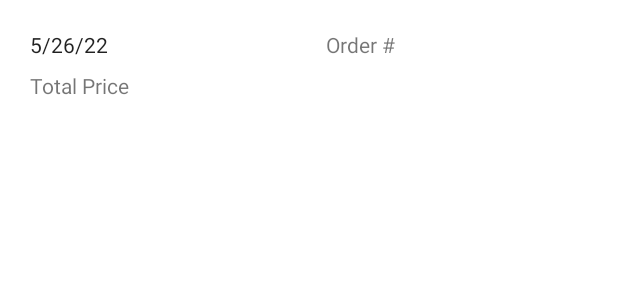
After one commit to EChilin5/Zotes_OCR, an Android app: the layout item_order.xml on its own in the app's theme, with its tools: preview values and no code run, on a phone screen of 412 x 824 dp. The commit adds this screen. Shown: the top 300 px of the screen. Run offline under Robolectric (Android 15) with nearby library versions, the phone set to English and light mode, and no system bars.

Commit message:
upload purchase items to firestore and able to see users purchases

```diff
--- a/app/src/main/java/com/eachilin/zotes/adapter/CheckoutAdapter.kt
+++ b/app/src/main/java/com/eachilin/zotes/adapter/CheckoutAdapter.kt
@@ -12,12 +12,16 @@ import com.eachilin.zotes.R
 import com.eachilin.zotes.databinding.ActivityCheckoutBinding
 import com.eachilin.zotes.databinding.ItemCheckoutBinding
 import com.eachilin.zotes.modal.CartModal
+import com.eachilin.zotes.modal.OrderItemsModal
+import com.google.firebase.firestore.FirebaseFirestore
 
 private const val TAG = "CheckoutAdapter"
 class CheckoutAdapter(private val poke:MutableList<CartModal>): RecyclerView.Adapter<CheckoutAdapter.CartViewHolder>() {
 
     private var _binding: ItemCheckoutBinding?=null
     private val binding get() = _binding!!
+
+
 
 
 
--- /dev/null
+++ b/app/src/main/res/drawable/order.xml
@@ -0,0 +1,5 @@
+<vector android:height="24dp" android:tint="#2B2D42"
+    android:viewportHeight="24" android:viewportWidth="24"
+    android:width="24dp" xmlns:android="http://schemas.android.com/apk/res/android">
+    <path android:fillColor="@android:color/white" android:pathData="M17.21,9l-4.38,-6.56c-0.19,-0.28 -0.51,-0.42 -0.83,-0.42 -0.32,0 -0.64,0.14 -0.83,0.43L6.79,9L2,9c-0.55,0 -1,0.45 -1,1 0,0.09 0.01,0.18 0.04,0.27l2.54,9.27c0.23,0.84 1,1.46 1.92,1.46h13c0.92,0 1.69,-0.62 1.93,-1.46l2.54,-9.27L23,10c0,-0.55 -0.45,-1 -1,-1h-4.79zM9,9l3,-4.4L15,9L9,9zM12,17c-1.1,0 -2,-0.9 -2,-2s0.9,-2 2,-2 2,0.9 2,2 -0.9,2 -2,2z"/>
+</vector>
--- /dev/null
+++ b/app/src/main/res/layout/item_order.xml
@@ -0,0 +1,61 @@
+<?xml version="1.0" encoding="utf-8"?>
+<androidx.constraintlayout.widget.ConstraintLayout xmlns:android="http://schemas.android.com/apk/res/android"
+    xmlns:app="http://schemas.android.com/apk/res-auto"
+    xmlns:tools="http://schemas.android.com/tools"
+    android:id="@+id/clItemOverall"
+    android:layout_width="match_parent"
+    android:layout_height="wrap_content"
+    android:padding="4dp">
+
+    <androidx.constraintlayout.widget.ConstraintLayout
+        android:id="@+id/clItemOrderTopBar"
+        android:layout_width="0dp"
+        android:layout_height="wrap_content"
+        app:layout_constraintEnd_toEndOf="parent"
+        app:layout_constraintStart_toStartOf="parent"
+        app:layout_constraintTop_toTopOf="parent">
+
+        <TextView
+            android:id="@+id/tvItemOrderDate"
+            android:layout_width="wrap_content"
+            android:layout_height="wrap_content"
+            android:layout_marginStart="16dp"
+            android:layout_marginTop="16dp"
+            android:text="@string/_5_26_22"
+            android:textAppearance="@style/TextAppearance.AppCompat.Body1"
+            app:layout_constraintStart_toStartOf="parent"
+            app:layout_constraintTop_toTopOf="parent" />
+
+        <TextView
+            android:id="@+id/tvOrderItemPrice"
+            android:layout_width="wrap_content"
+            android:layout_height="wrap_content"
+            android:layout_marginStart="16dp"
+            android:layout_marginTop="8dp"
+            android:text="@string/total_price"
+            app:layout_constraintStart_toStartOf="parent"
+            app:layout_constraintTop_toBottomOf="@+id/tvItemOrderDate" />
+
+        <TextView
+            android:id="@+id/tvOrderNumber"
+            android:layout_width="0dp"
+            android:layout_height="wrap_content"
+            android:layout_marginTop="16dp"
+            android:gravity="center"
+            android:text="@string/orderNumEx"
+            app:layout_constraintEnd_toEndOf="parent"
+            app:layout_constraintStart_toEndOf="@+id/tvItemOrderDate"
+            app:layout_constraintTop_toTopOf="parent" />
+    </androidx.constraintlayout.widget.ConstraintLayout>
+
+    <androidx.recyclerview.widget.RecyclerView
+        android:id="@+id/rvAdditionalOrderInfo"
+        android:layout_width="0dp"
+        android:layout_height="wrap_content"
+        android:layout_marginTop="1dp"
+        android:layout_marginBottom="10dp"
+        app:layout_constraintBottom_toBottomOf="parent"
+        app:layout_constraintEnd_toEndOf="parent"
+        app:layout_constraintStart_toStartOf="parent"
+        app:layout_constraintTop_toBottomOf="@+id/clItemOrderTopBar" />
+</androidx.constraintlayout.widget.ConstraintLayout>
--- a/app/src/main/res/values/strings.xml
+++ b/app/src/main/res/values/strings.xml
@@ -49,4 +49,11 @@
     <string name="sample_buy_now_image">sample buy now image</string>
     <string name="poke_name">Poke Name</string>
     <string name="buy_now">Buy Now</string>
+    <string name="home">Home</string>
+    <string name="cart">Cart</string>
+    <string name="order">Order</string>
+    <string name="setting">Setting</string>
+    <string name="_5_26_22">5/26/22</string>
+    <string name="total_price">Total Price</string>
+    <string name="orderNumEx">Order #</string>
 </resources>
```
Also changed, not shown: app/src/main/java/com/eachilin/zotes/activity/MainActivity.kt (+7 -0 lines), app/src/main/java/com/eachilin/zotes/adapter/OrderAdapter.kt (added, +50 -0 lines), app/src/main/java/com/eachilin/zotes/adapter/OrderItemDetailAdapter.kt (added, +44 -0 lines), app/src/main/java/com/eachilin/zotes/menufragments/CompletedOrderFragment.kt (added, +94 -0 lines), app/src/main/java/com/eachilin/zotes/modal/OrderItemsModal.kt (+7 -5 lines), app/src/main/java/com/eachilin/zotes/modal/OrderModal.kt (+7 -6 lines), app/src/main/res/layout/fragment_completed_order.xml (added, +30 -0 lines), app/src/main/res/layout/item_order_additional_infor.xml (added, +48 -0 lines), app/src/main/res/menu/menu.xml (+8 -3 lines).
